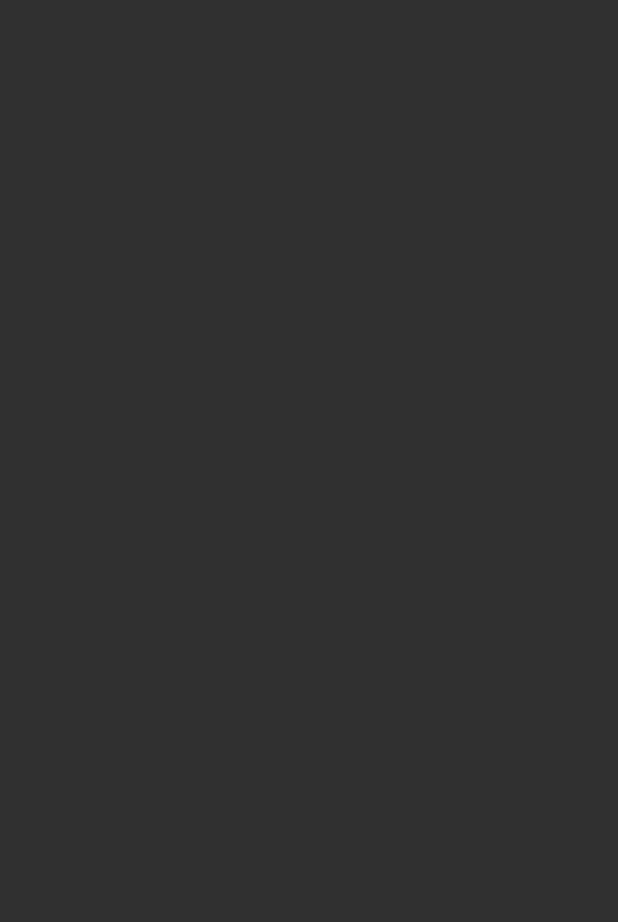
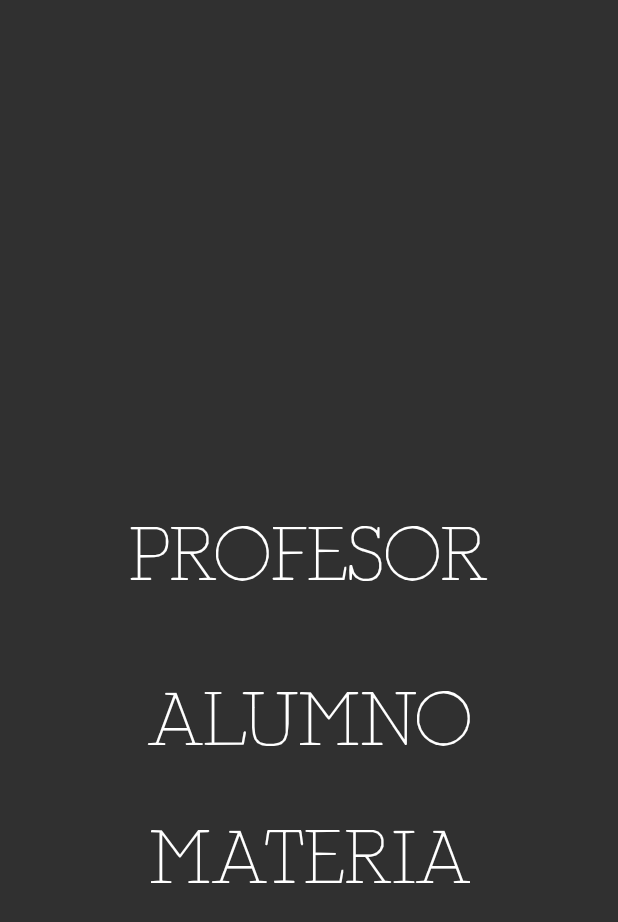
Before and after one commit to Georgi888111/Proyecto, an Android app: the Home screen opened directly, with no data from a screen before it, on a phone screen of 412 x 824 dp. Before the commit the part shown is empty. Shown: the top 922 px of the screen. Run offline under Robolectric (Android 15) with nearby library versions, the phone set to English and light mode, and no system bars.

Commit message:
agrego modificacion login

```diff
--- a/ProyectoFinalCrespo/app/src/main/AndroidManifest.xml
+++ b/ProyectoFinalCrespo/app/src/main/AndroidManifest.xml
@@ -9,7 +9,8 @@
         android:roundIcon="@mipmap/ic_launcher_round"
         android:supportsRtl="true"
         android:theme="@style/Theme.AppCompat.NoActionBar">
-        <activity android:name=".Home"></activity>
+        <activity android:name=".Alumno"></activity>
+        <activity android:name=".Home" />
         <activity android:name=".Registrar" />
         <activity android:name=".MainActivity">
             <intent-filter>
--- a/ProyectoFinalCrespo/app/src/main/java/com/example/proyectofinalcrespo/Home.java
+++ b/ProyectoFinalCrespo/app/src/main/java/com/example/proyectofinalcrespo/Home.java
@@ -1,13 +1,31 @@
 package com.example.proyectofinalcrespo;
 
+import android.content.Intent;
 import android.support.v7.app.AppCompatActivity;
 import android.os.Bundle;
+import android.view.View;
+import android.widget.TextView;
 
 public class Home extends AppCompatActivity {
+    TextView btn_alumno,btn_profesor,btn_materia;
 
     @Override
     protected void onCreate(Bundle savedInstanceState) {
         super.onCreate(savedInstanceState);
         setContentView(R.layout.activity_home);
+
+        btn_alumno=(TextView)findViewById(R.id.btn_alumno);
+        btn_profesor=(TextView)findViewById(R.id.btn_profesor);
+        btn_materia=(TextView)findViewById(R.id.btn_materia);
+
+        btn_alumno.setOnClickListener(new View.OnClickListener() {
+            @Override
+            public void onClick(View v) {
+                Intent intentAlu = new Intent(Home.this,Alumno.class);
+                startActivity(intentAlu);
+            }
+        });
+
     }
+
 }
--- a/ProyectoFinalCrespo/app/src/main/res/layout/activity_home.xml
+++ b/ProyectoFinalCrespo/app/src/main/res/layout/activity_home.xml
@@ -6,4 +6,62 @@
     android:layout_height="match_parent"
     tools:context=".Home">
 
+    <TextView
+        android:id="@+id/btn_alumno"
+        android:layout_width="wrap_content"
+        android:layout_height="wrap_content"
+        android:layout_marginStart="8dp"
+        android:layout_marginLeft="8dp"
+        android:layout_marginEnd="8dp"
+        android:layout_marginRight="8dp"
+        android:layout_marginBottom="28dp"
+        android:fontFamily="@font/fragmentcore"
+        android:gravity="center"
+        android:text="@string/btn_alumno"
+        android:textColor="@color/colorWhite"
+        android:textSize="50dp"
+        app:layout_constraintBottom_toTopOf="@+id/btn_materia"
+        app:layout_constraintEnd_toEndOf="parent"
+        app:layout_constraintStart_toStartOf="parent" />
+
+    <TextView
+        android:id="@+id/btn_profesor"
+        android:layout_width="wrap_content"
+        android:layout_height="wrap_content"
+        android:layout_marginStart="8dp"
+        android:layout_marginLeft="8dp"
+        android:layout_marginTop="8dp"
+        android:layout_marginEnd="8dp"
+        android:layout_marginRight="8dp"
+        android:layout_marginBottom="8dp"
+        android:fontFamily="@font/fragmentcore"
+        android:gravity="center"
+        android:text="@string/btn_profesor"
+        android:textColor="@color/colorWhite"
+        android:textSize="50dp"
+        app:layout_constraintBottom_toTopOf="@+id/btn_alumno"
+        app:layout_constraintEnd_toEndOf="parent"
+        app:layout_constraintHorizontal_bias="0.496"
+        app:layout_constraintStart_toStartOf="parent"
+        app:layout_constraintTop_toTopOf="parent"
+        app:layout_constraintVertical_bias="0.897" />
+
+    <TextView
+        android:id="@+id/btn_materia"
+        android:layout_width="wrap_content"
+        android:layout_height="wrap_content"
+        android:layout_marginStart="8dp"
+        android:layout_marginLeft="8dp"
+        android:layout_marginEnd="8dp"
+        android:layout_marginRight="8dp"
+        android:layout_marginBottom="220dp"
+        android:fontFamily="@font/fragmentcore"
+        android:gravity="center"
+        android:text="@string/btn_materia"
+        android:textColor="@color/colorWhite"
+        android:textSize="50dp"
+        app:layout_constraintBottom_toBottomOf="parent"
+        app:layout_constraintEnd_toEndOf="parent"
+        app:layout_constraintStart_toStartOf="parent" />
+
 </android.support.constraint.ConstraintLayout>
--- a/ProyectoFinalCrespo/app/src/main/res/values/strings.xml
+++ b/ProyectoFinalCrespo/app/src/main/res/values/strings.xml
@@ -11,4 +11,8 @@
     <string name="contraseñaRepe_reg">Repetir contraseña</string>
     <string name="btn_regis">CREAR CUENTA</string>
     <string name="titulo_registro">REGISTRO</string>
+    <string name="btn_alumno">ALUMNO</string>
+    <string name="btn_profesor">PROFESOR</string>
+    <string name="btn_materia">MATERIA</string>
+    <string name="titulo_alumno">Alumno</string>
 </resources>
```
Also changed, not shown: ProyectoFinalCrespo/app/src/main/java/com/example/proyectofinalcrespo/Alumno.java (added, +21 -0 lines), ProyectoFinalCrespo/app/src/main/java/com/example/proyectofinalcrespo/AlumnoModelo.java (added, +41 -0 lines), ProyectoFinalCrespo/app/src/main/java/com/example/proyectofinalcrespo/DaoUsuario.java (+26 -60 lines), ProyectoFinalCrespo/app/src/main/java/com/example/proyectofinalcrespo/DataBaseHelper.java (added, +26 -0 lines), ProyectoFinalCrespo/app/src/main/java/com/example/proyectofinalcrespo/MainActivity.java (+29 -16 lines), ProyectoFinalCrespo/app/src/main/java/com/example/proyectofinalcrespo/Registrar.java (+15 -23 lines), ProyectoFinalCrespo/app/src/main/res/layout/activity_alumno.xml (added, +56 -0 lines).
